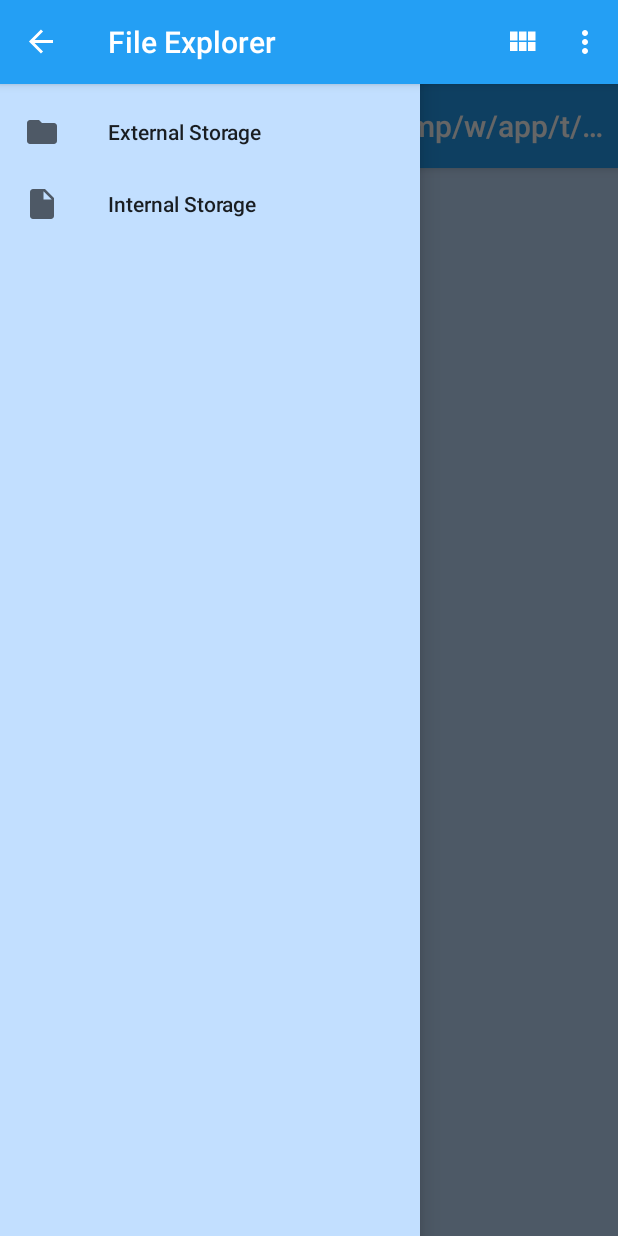
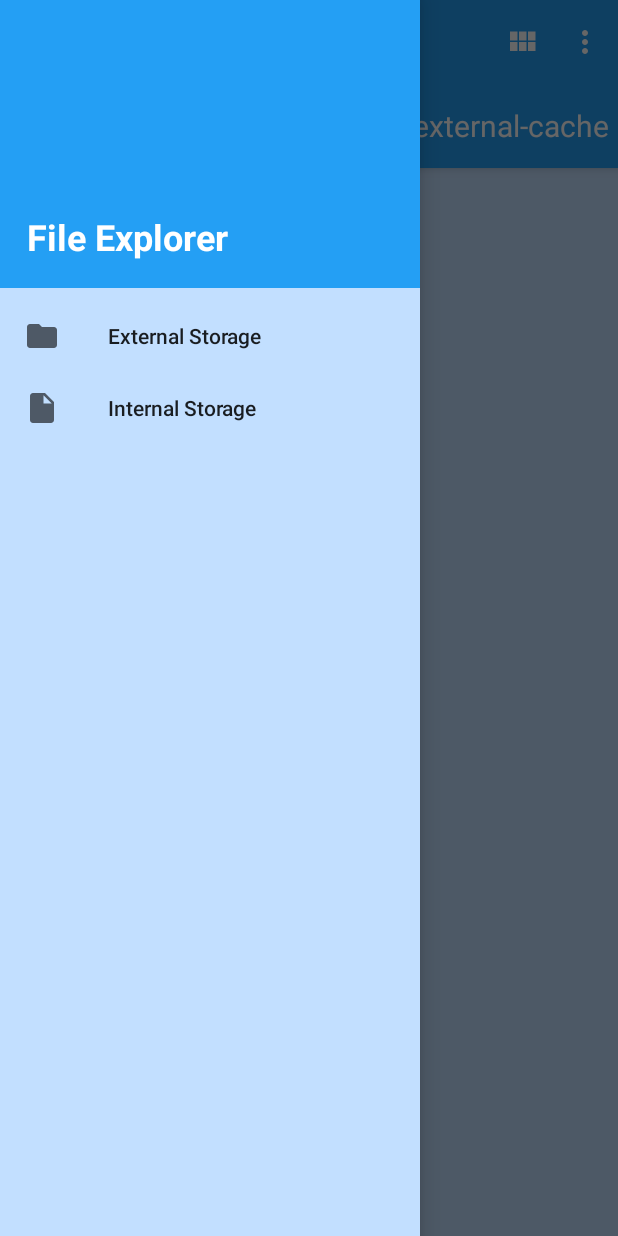
Before and after one commit to EpiphX/FileManager, an Android app: the screen it shows after launch (MainActivity), with the side drawer open, on a phone screen of 412 x 824 dp. Run offline under Robolectric (Android 15) with nearby library versions, the phone set to English and light mode, and no system bars; our stand-ins replace Picasso.

Commit message:
Change working directory to ellipsize at start, so that the directory can be read.

```diff
--- a/app/src/main/java/cj/com/fileexplorer/MainActivity.java
+++ b/app/src/main/java/cj/com/fileexplorer/MainActivity.java
@@ -57,10 +57,12 @@ public class MainActivity extends AppCompatActivity {
 
     @Override
     protected void onCreate(Bundle savedInstanceState) {
-        // TODO: Add Navigation Drawer to allow for the user to select internal storage vs ext.
         // external storage shortcuts.
         super.onCreate(savedInstanceState);
         setContentView(R.layout.activity_main);
+
+        Toolbar toolbar = findViewById(R.id.mainToolbar);
+        setSupportActionBar(toolbar);
 
 
         mDrawerLayout = (DrawerLayout) findViewById(R.id.drawer_layout);
@@ -111,21 +113,11 @@ public class MainActivity extends AppCompatActivity {
             return true;
         }
 
-        return super.onOptionsItemSelected(item);
-    }
-
-    @Override
-    public boolean onCreateOptionsMenu(Menu menu) {
-        final MenuItem listMenuItem = menu.add("Grid");
-        listMenuItem.setIcon(ContextCompat.getDrawable(getBaseContext(), R.drawable
-                .ic_view_module_black_24dp));
-        listMenuItem.setShowAsAction(MenuItem.SHOW_AS_ACTION_ALWAYS);
-        listMenuItem.setOnMenuItemClickListener(new MenuItem.OnMenuItemClickListener() {
-            @Override
-            public boolean onMenuItemClick(MenuItem item) {
+        switch (item.getItemId()) {
+            case 0:
                 if (mChangedToGrid) {
-                    listMenuItem.setTitle("List");
-                    listMenuItem.setIcon(ContextCompat.getDrawable(getBaseContext(), R.drawable
+                    item.setTitle("List");
+                    item.setIcon(ContextCompat.getDrawable(getBaseContext(), R.drawable
                             .ic_view_list_black_24dp));
                     // Broadcast event that list should be shown in a grid format.
                     Intent intent = new Intent(ListToGridBroadcastReceiver.INTENT_FILTER_STRING);
@@ -133,8 +125,8 @@ public class MainActivity extends AppCompatActivity {
                     LocalBroadcastManager.getInstance(getBaseContext()).sendBroadcast(intent);
                     mChangedToGrid = false;
                 } else {
-                    listMenuItem.setTitle("Grid");
-                    listMenuItem.setIcon(ContextCompat.getDrawable(getBaseContext(), R.drawable
+                    item.setTitle("Grid");
+                    item.setIcon(ContextCompat.getDrawable(getBaseContext(), R.drawable
                             .ic_view_module_black_24dp));
                     // Broadcast event that list should be shown in a list format.
                     Intent intent = new Intent(ListToGridBroadcastReceiver.INTENT_FILTER_STRING);
@@ -142,21 +134,26 @@ public class MainActivity extends AppCompatActivity {
                     LocalBroadcastManager.getInstance(getBaseContext()).sendBroadcast(intent);
                     mChangedToGrid = true;
                 }
-
-                return true;
-            }
-        });
-
-        final MenuItem creditsMenuItem = menu.add("Credits");
-        creditsMenuItem.setShowAsAction(MenuItem.SHOW_AS_ACTION_NEVER);
-        creditsMenuItem.setOnMenuItemClickListener(new MenuItem.OnMenuItemClickListener() {
-            @Override
-            public boolean onMenuItemClick(MenuItem item) {
+                break;
+            case 1:
                 Intent intent = new Intent(MainActivity.this, CreditsActivity.class);
                 startActivity(intent);
-                return true;
-            }
-        });
+                break;
+
+        }
+
+
+        return super.onOptionsItemSelected(item);
+    }
+
+    @Override
+    public boolean onCreateOptionsMenu(Menu menu) {
+        final MenuItem listMenuItem = menu.add(0,0,0,"Grid");
+        listMenuItem.setIcon(ContextCompat.getDrawable(getBaseContext(), R.drawable
+                .ic_view_module_black_24dp));
+        listMenuItem.setShowAsAction(MenuItem.SHOW_AS_ACTION_ALWAYS);
+
+        final MenuItem creditsMenuItem = menu.add(0,1,0,"Credits");
 
         return true;
     }
--- a/app/src/main/java/cj/com/fileexplorer/views/CreditsActivity.java
+++ b/app/src/main/java/cj/com/fileexplorer/views/CreditsActivity.java
@@ -24,6 +24,8 @@ public class CreditsActivity extends AppCompatActivity implements CreditsView {
         super.onCreate(savedInstanceState);
         setContentView(R.layout.activity_credits);
 
+        Toolbar toolbar = findViewById(R.id.mainToolbar);
+        setSupportActionBar(toolbar);
         getSupportActionBar().setDisplayHomeAsUpEnabled(true);
 
         mCreditsPresenter = new CreditsPresenter(this);
--- a/app/src/main/java/cj/com/fileexplorer/views/DirectoryFragment.java
+++ b/app/src/main/java/cj/com/fileexplorer/views/DirectoryFragment.java
@@ -20,6 +20,8 @@ import android.support.v7.widget.Toolbar;
 import android.view.LayoutInflater;
 import android.view.View;
 import android.view.ViewGroup;
+import android.widget.TextView;
+import android.widget.Toast;
 
 import com.squareup.picasso.LruCache;
 import com.squareup.picasso.Picasso;
@@ -43,15 +45,16 @@ public class DirectoryFragment extends BaseFragment implements DirectoryView, Di
         .OnItemClickListener {
     // Request code for permissions from
     public static final int PERMISSION_EXTERNAL_STORAGE_REQUEST_CODE = 100;
+    private static final int NUMBER_OF_COLUMNS_IN_GRID = 2;
 
-    boolean mChangedToGrid = true;
     private RecyclerView mDirectoryRecyclerView;
     private DirectoryAdapter mDirectoryAdapter;
 
-    private static final int NUMBER_OF_COLUMNS_IN_GRID = 2;
+
 
     private DirectoryPresenter mDirectoryPresenter;
     private Toolbar mainToolbar;
+    private TextView mainToolbarTitleTextView;
 
     private ListToGridBroadcastReceiver mListToGridBroadcastReceiver = new ListToGridBroadcastReceiver() {
         @Override
@@ -121,7 +124,8 @@ public class DirectoryFragment extends BaseFragment implements DirectoryView, Di
         mDirectoryPresenter = new DirectoryPresenter(this);
 
         mainToolbar = view.findViewById(R.id.mainToolbar);
-        mainToolbar.setTitleTextColor(Color.WHITE);
+        mainToolbarTitleTextView = mainToolbar.findViewById(R.id.mainToolbarTextView);
+        mainToolbarTitleTextView.setTextColor(Color.WHITE);
 
         mDirectoryAdapter = new DirectoryAdapter(this);
         mDirectoryRecyclerView = view.findViewById(R.id.fileRecyclerView);
@@ -184,7 +188,7 @@ public class DirectoryFragment extends BaseFragment implements DirectoryView, Di
 
     @Override
     public void setDirectoryTitle(String title) {
-        mainToolbar.setTitle(title);
+        mainToolbarTitleTextView.setText(title);
     }
 
     @Override
@@ -214,7 +218,14 @@ public class DirectoryFragment extends BaseFragment implements DirectoryView, Di
                 BuildConfig.APPLICATION_ID + ".provider", fileModel.getFile()),
                 getMimeType(fileModel.getFile().getAbsolutePath()));
         myIntent.setFlags(Intent.FLAG_ACTIVITY_NEW_TASK|Intent.FLAG_GRANT_READ_URI_PERMISSION);
-        startActivity(myIntent);
+
+        if (myIntent.resolveActivity(getActivity().getPackageManager()) != null) {
+            startActivity(myIntent);
+        } else {
+            Toast.makeText(getContext(), "No activity found to handle file type " + getMimeType(fileModel.getFile().getAbsolutePath()),
+                    Toast.LENGTH_SHORT)
+                    .show();
+        }
     }
 
     @Override
--- a/app/src/main/res/layout/activity_main.xml
+++ b/app/src/main/res/layout/activity_main.xml
@@ -14,5 +14,6 @@
         android:layout_width="wrap_content"
         android:layout_height="match_parent"
         android:layout_gravity="start"
+        app:headerLayout="@layout/navigation_header"
         app:menu="@menu/my_navigation_items"/>
 </android.support.v4.widget.DrawerLayout>
--- /dev/null
+++ b/app/src/main/res/layout/navigation_header.xml
@@ -0,0 +1,21 @@
+<?xml version="1.0" encoding="utf-8"?>
+<FrameLayout xmlns:android="http://schemas.android.com/apk/res/android"
+             android:layout_width="match_parent"
+             android:layout_height="192dp"
+             android:theme="@style/ThemeOverlay.AppCompat.Dark">
+
+    <View
+        android:layout_width="match_parent"
+        android:layout_height="match_parent"
+        android:background="@color/colorPrimary" />
+
+    <TextView
+        android:layout_width="match_parent"
+        android:layout_height="wrap_content"
+        android:layout_gravity="bottom"
+        android:layout_margin="18dp"
+        android:text="@string/app_name"
+        android:textAppearance="@style/TextAppearance.AppCompat.Headline"
+        android:textStyle="bold" />
+
+</FrameLayout>
--- a/app/src/main/res/values/styles.xml
+++ b/app/src/main/res/values/styles.xml
@@ -1,7 +1,7 @@
 <resources>
 
     <!-- Base application theme. -->
-    <style name="AppTheme" parent="Theme.AppCompat.Light.DarkActionBar">
+    <style name="AppTheme" parent="Theme.AppCompat.Light.NoActionBar">
         <!-- Customize your theme here. -->
         <item name="colorPrimary">@color/colorPrimary</item>
         <item name="colorPrimaryDark">@color/colorPrimaryDark</item>
```
Also changed, not shown: app/src/main/res/layout/activity_credits.xml (+10 -2 lines), app/src/main/res/layout/fragment_directory.xml (+10 -1 lines), app/src/main/res/layout/main_content_layout.xml (+17 -19 lines).
